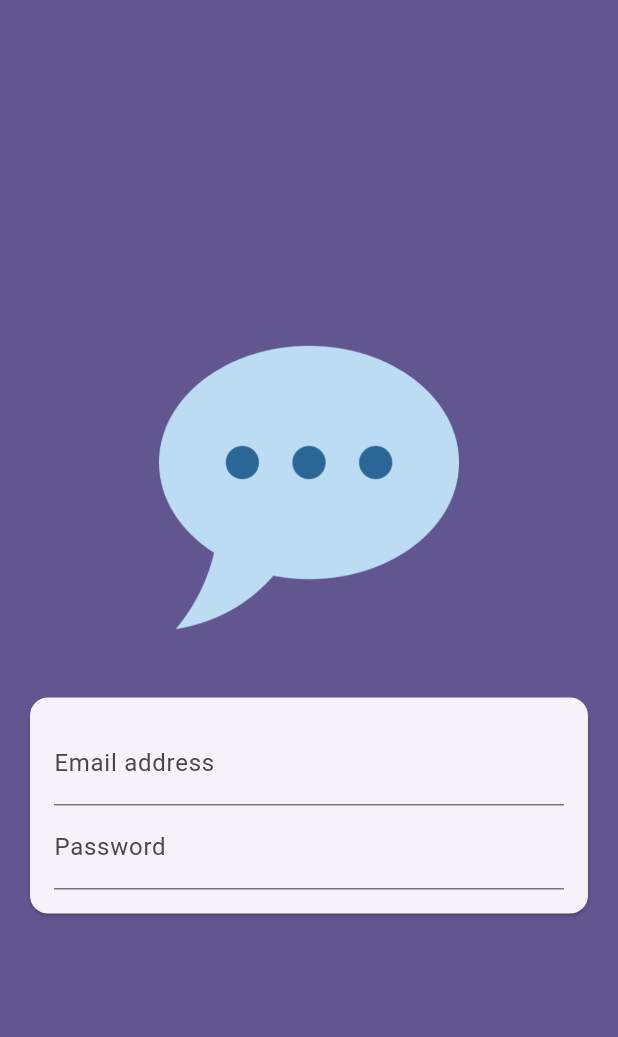
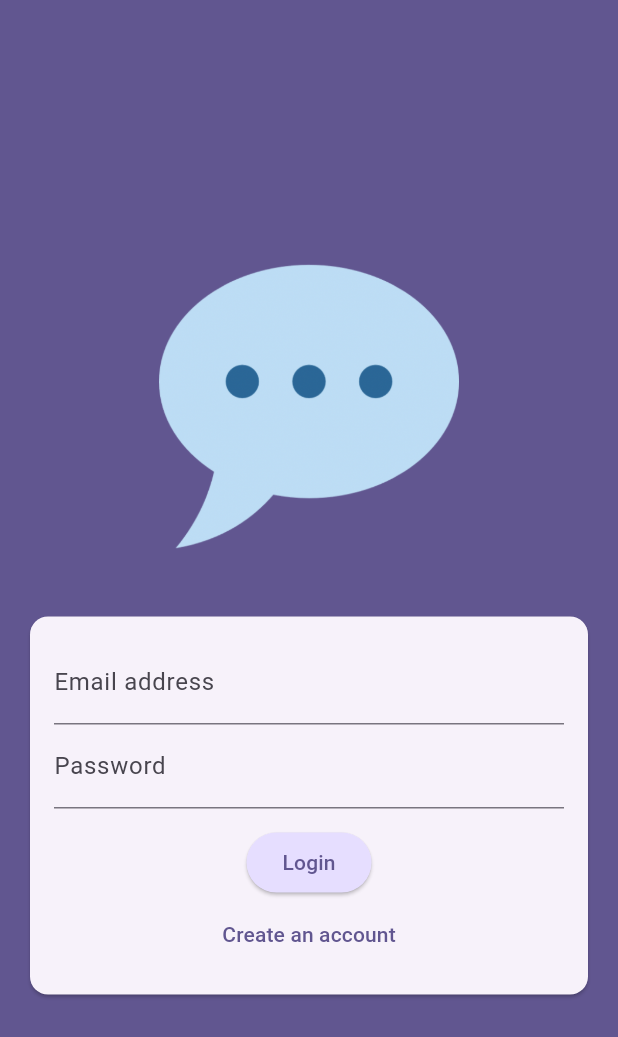
Before and after one commit to HugoLaurent/chat_app, a Flutter app: the screen it shows after launch, on a phone screen of 412 x 824 dp. Shown: the top 1037 px of the screen. Run offline on Flutter 3.47's test engine with Material 3 defaults, Android fonts, the phone set to English and light mode, and no system bars.

Commit message:
Ajout de bouton pour login/signup

```diff
--- a/lib/screens/auth.dart
+++ b/lib/screens/auth.dart
@@ -10,6 +10,8 @@ class AuthScreen extends StatefulWidget {
 }
 
 class _AuthScreenState extends State<AuthScreen> {
+  var _isLogin = true;
+
   @override
   Widget build(BuildContext context) {
     return Scaffold(
@@ -51,6 +53,30 @@ class _AuthScreenState extends State<AuthScreen> {
                             ),
                             obscureText: true,
                           ),
+                          const SizedBox(height: 12),
+                          ElevatedButton(
+                            onPressed: () {},
+                            style: ElevatedButton.styleFrom(
+                              backgroundColor: Theme.of(context)
+                                  .colorScheme
+                                  .primaryContainer,
+                            ),
+                            child: Text(
+                              _isLogin ? "Login" : "Sign Up",
+                            ),
+                          ),
+                          TextButton(
+                            onPressed: () {
+                              setState(() {
+                                _isLogin = !_isLogin;
+                              });
+                            },
+                            child: Text(
+                              _isLogin
+                                  ? "Create an account"
+                                  : "I already have an account",
+                            ),
+                          )
                         ],
                       ),
                     ),
```
